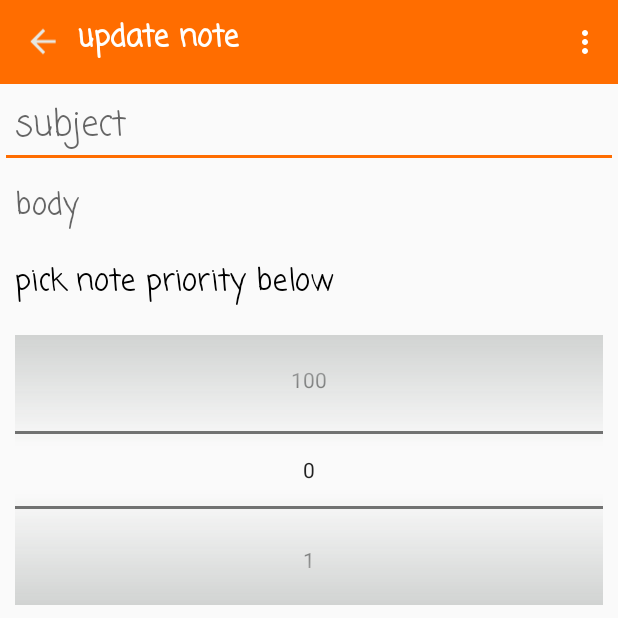
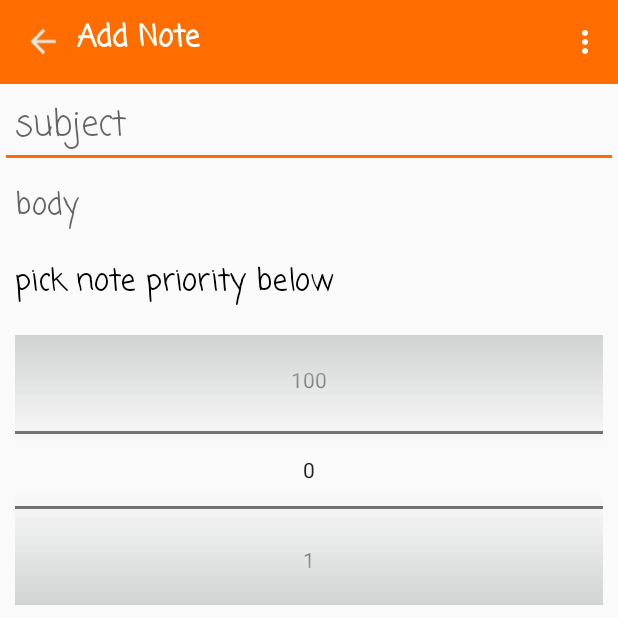
Before and after one commit to eflexcode/Note, an Android app: the AddEditNoteActivity screen opened directly, with no data from a screen before it, on a phone screen of 412 x 824 dp, the top half of it. Run offline under Robolectric (Android 15) with nearby library versions, the phone set to English and light mode, and no system bars; libraries missing offline, so code that uses them is left out: com.startapp.sdk; 4 statements that could not run were skipped.

```diff
--- a/app/build.gradle
+++ b/app/build.gradle
@@ -49,6 +49,9 @@ dependencies {
     implementation "androidx.room:room-runtime:$room_version"
     annotationProcessor "androidx.room:room-compiler:$room_version"
 
+    implementation 'com.startapp:inapp-sdk:4.5.0'
+    implementation 'com.startapp:consent-dialog-androidx:1.3.3'
+
     def rxbinding_version = "3.0.0-alpha2"
 //    implementation "androidx.swiperefreshlayout:swiperefreshlayout:1.2.0"
 
--- a/app/src/main/AndroidManifest.xml
+++ b/app/src/main/AndroidManifest.xml
@@ -3,6 +3,7 @@
     package="com.eflexsoft.note">
 
     <uses-permission android:name="android.permission.WRITE_EXTERNAL_STORAGE"/>
+    <uses-permission android:name="android.permission.INTERNET"/>
 
     <application
         android:allowBackup="true"
--- a/app/src/main/java/com/eflexsoft/note/AddEditNoteActivity.java
+++ b/app/src/main/java/com/eflexsoft/note/AddEditNoteActivity.java
@@ -14,13 +14,19 @@ import android.os.Build;
 import android.os.Bundle;
 import android.os.Environment;
 import android.util.Log;
+import android.view.Gravity;
 import android.view.Menu;
 import android.view.MenuInflater;
 import android.view.MenuItem;
 import android.view.View;
+import android.widget.FrameLayout;
 import android.widget.NumberPicker;
 import android.widget.TextView;
 import android.widget.Toast;
+
+import com.startapp.sdk.ads.banner.Banner;
+import com.startapp.sdk.adsbase.StartAppAd;
+import com.startapp.sdk.adsbase.StartAppSDK;
 
 import java.io.File;
 import java.io.FileWriter;
@@ -28,6 +34,8 @@ import java.io.IOException;
 import java.text.DateFormat;
 import java.util.Calendar;
 import java.util.Date;
+
+import static android.view.ViewGroup.LayoutParams.WRAP_CONTENT;
 
 public class AddEditNoteActivity extends AppCompatActivity {
     TextView subject;
@@ -41,14 +49,17 @@ public class AddEditNoteActivity extends AppCompatActivity {
     String date;
     int id;
     Toolbar toolbar;
+    TextView textTitle;
 
     @Override
     protected void onCreate(Bundle savedInstanceState) {
         super.onCreate(savedInstanceState);
         setContentView(R.layout.activity_add_edit_note);
 
+        FrameLayout container = findViewById(R.id.fragment_main);
         subject = findViewById(R.id.edit_subject);
         body = findViewById(R.id.edit_body);
+        textTitle = findViewById(R.id.textTitle);
         priority = findViewById(R.id.priority_pick);
         toolbar = findViewById(R.id.toolbar);
         priority.setMaxValue(100);
@@ -67,6 +78,19 @@ public class AddEditNoteActivity extends AppCompatActivity {
             body.setText(updateBody);
             priority.setValue(updatePriority);
         }
+
+        if (updateSubject == null){
+            textTitle.setText("Add Note");
+        }else {
+            textTitle.setText("Update Note");
+        }
+
+        if (container != null && container.getChildCount() < 1) {
+            container.addView(new Banner(this), new FrameLayout.LayoutParams(WRAP_CONTENT, WRAP_CONTENT, Gravity.CENTER));
+            StartAppAd.showAd(this);
+        }
+        StartAppSDK.init(this, "206233878", true);
+        StartAppAd.showAd(this);
 
     }
 
--- a/app/src/main/res/layout/activity_add_edit_note.xml
+++ b/app/src/main/res/layout/activity_add_edit_note.xml
@@ -26,7 +26,8 @@
             android:layout_below="@id/edit_body"
             android:fontFamily="casual"
             android:padding="10dp"
-            android:text="update note"
+            android:id="@+id/textTitle"
+            android:text=""
             android:textColor="#FFFFFE"
             android:textSize="20dp"
             android:textStyle="bold" />
@@ -105,4 +106,12 @@
 
     </androidx.coordinatorlayout.widget.CoordinatorLayout>
 
+    <FrameLayout
+        android:id="@+id/fragment_main"
+        android:layout_width="match_parent"
+        android:layout_height="wrap_content"
+        android:layout_alignParentBottom="true"
+        android:layout_margin="5dp"
+        />
+
 </RelativeLayout>
```
Also changed, not shown: app/src/main/java/com/eflexsoft/note/MainActivity.java (+22 -0 lines), app/src/main/res/layout/activity_main.xml (+15 -0 lines).
